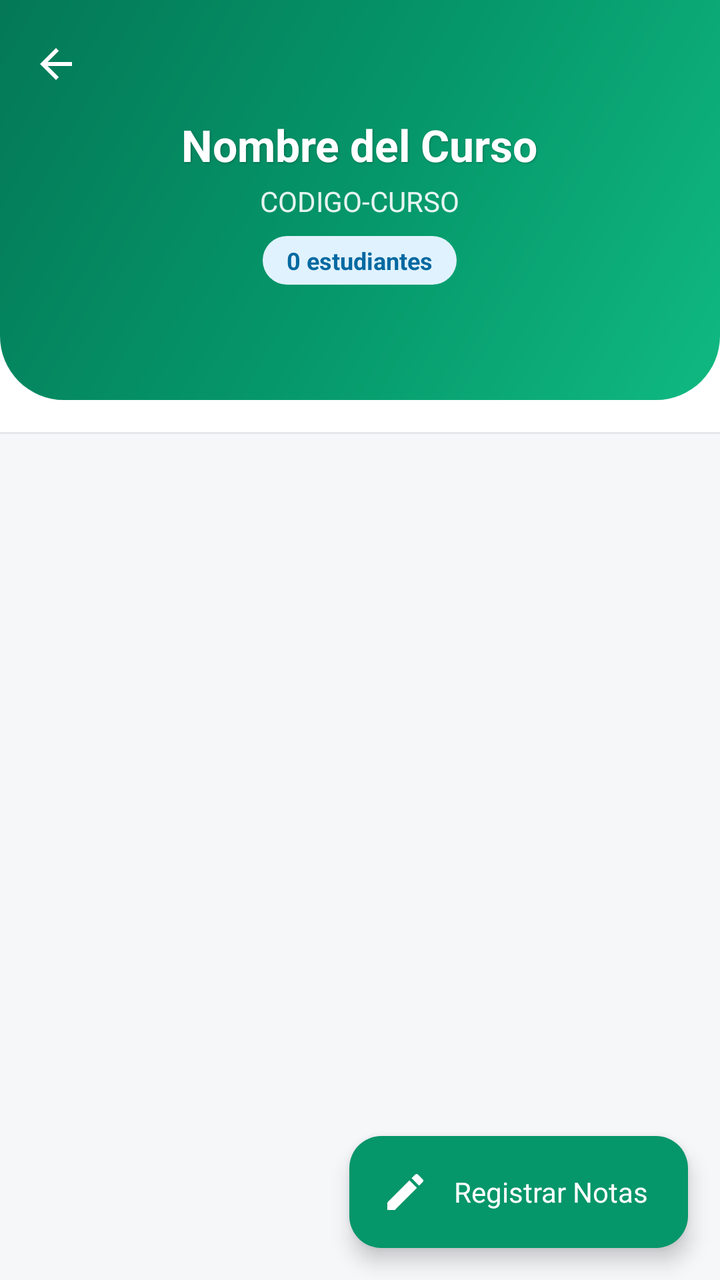
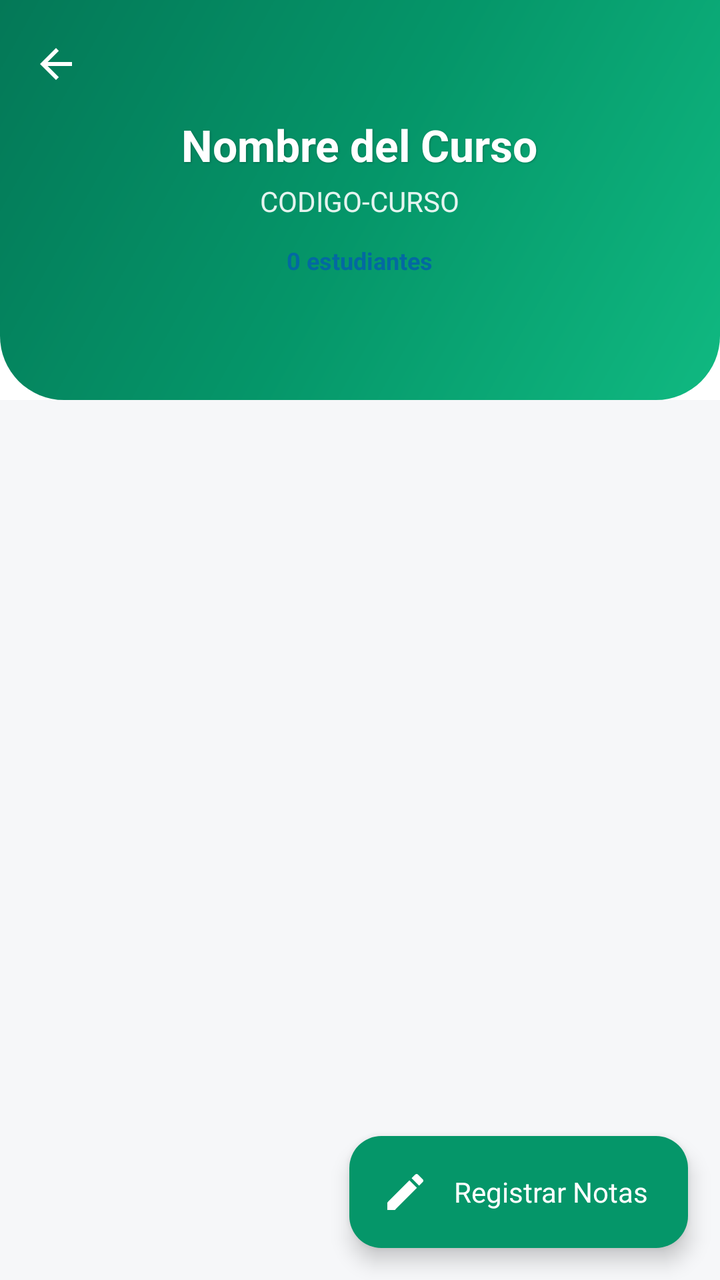

Screens rendered from an Android XML layout before and after an edit, with the pre-edit source and the edit as a unified diff.
<!-- AndroidManifest.xml: application theme Theme.BienestarUPC -->
<!-- res/layout/activity_course_detail.xml -->
<?xml version="1.0" encoding="utf-8"?>
<androidx.coordinatorlayout.widget.CoordinatorLayout
    xmlns:android="http://schemas.android.com/apk/res/android"
    xmlns:app="http://schemas.android.com/apk/res-auto"
    android:layout_width="match_parent"
    android:layout_height="match_parent"
    android:background="@color/background_gray">

    <com.google.android.material.appbar.AppBarLayout
        android:id="@+id/app_bar"
        android:layout_width="match_parent"
        android:layout_height="wrap_content"
        android:fitsSystemWindows="true">

        <com.google.android.material.appbar.CollapsingToolbarLayout
            android:id="@+id/collapsing_toolbar"
            android:layout_width="match_parent"
            android:layout_height="200dp"
            android:fitsSystemWindows="true"
            app:contentScrim="@color/green_primary"
            app:expandedTitleMarginStart="16dp"
            app:expandedTitleMarginEnd="16dp"
            app:expandedTitleTextAppearance="@style/TextAppearance.Material3.HeadlineMedium"
            app:collapsedTitleTextAppearance="@style/TextAppearance.Material3.TitleMedium"
            app:layout_scrollFlags="scroll|exitUntilCollapsed">

            <ImageView
                android:layout_width="match_parent"
                android:layout_height="match_parent"
                android:scaleType="centerCrop"
                android:src="@drawable/gradient_header"
                app:layout_collapseMode="parallax" />

            <LinearLayout
                android:layout_width="match_parent"
                android:layout_height="wrap_content"
                android:orientation="vertical"
                android:layout_gravity="center"
                android:gravity="center"
                android:padding="24dp"
                app:layout_collapseMode="parallax">

                <TextView
                    android:id="@+id/txt_curso_nombre"
                    android:layout_width="wrap_content"
                    android:layout_height="wrap_content"
                    android:text="Nombre del Curso"
                    android:textColor="@color/white"
                    android:textSize="22sp"
                    android:textStyle="bold"
                    android:textAlignment="center"
                    android:shadowColor="#40000000"
                    android:shadowDx="1"
                    android:shadowDy="1"
                    android:shadowRadius="2" />

                <TextView
                    android:id="@+id/txt_curso_codigo"
                    android:layout_width="wrap_content"
                    android:layout_height="wrap_content"
                    android:layout_marginTop="4dp"
                    android:text="CODIGO-CURSO"
                    android:textColor="@color/white"
                    android:alpha="0.9"
                    android:textSize="14sp" />

                <TextView
                    android:id="@+id/txt_curso_estudiantes"
                    android:layout_width="wrap_content"
                    android:layout_height="wrap_content"
                    android:layout_marginTop="8dp"
                    android:text="0 estudiantes"
                    android:background="@drawable/badge_info"
                    android:textColor="@color/info_text"
                    android:paddingHorizontal="12dp"
                    android:paddingVertical="4dp"
                    android:textSize="12sp"
                    android:textStyle="bold" />
            </LinearLayout>

            <com.google.android.material.appbar.MaterialToolbar
                android:id="@+id/toolbar"
                android:layout_width="match_parent"
                android:layout_height="?attr/actionBarSize"
                app:layout_collapseMode="pin"
                app:navigationIcon="@drawable/ic_arrow_back"
                app:navigationIconTint="@color/white" />

        </com.google.android.material.appbar.CollapsingToolbarLayout>
    </com.google.android.material.appbar.AppBarLayout>

    <LinearLayout
        android:layout_width="match_parent"
        android:layout_height="match_parent"
        android:orientation="vertical"
        app:layout_behavior="@string/appbar_scrolling_view_behavior">

        
        <HorizontalScrollView
            android:id="@+id/scroll_cortes"
            android:layout_width="match_parent"
            android:layout_height="wrap_content"
            android:paddingHorizontal="16dp"
            android:paddingVertical="8dp"
            android:scrollbars="none"
            android:background="@color/white">

            <com.google.android.material.chip.ChipGroup
                android:id="@+id/chip_group_cortes"
                android:layout_width="wrap_content"
                android:layout_height="wrap_content"
                app:singleSelection="true"
                app:selectionRequired="true" />
        </HorizontalScrollView>

        <View
            android:layout_width="match_parent"
            android:layout_height="1dp"
            android:background="@color/divider_color" />

        
        <androidx.recyclerview.widget.RecyclerView
            android:id="@+id/recycler_estudiantes"
            android:layout_width="match_parent"
            android:layout_height="match_parent"
            android:clipToPadding="false"
            android:paddingBottom="80dp" />
    </LinearLayout>

    <com.google.android.material.progressindicator.CircularProgressIndicator
        android:id="@+id/progress_detail"
        android:layout_width="wrap_content"
        android:layout_height="wrap_content"
        android:layout_gravity="center"
        android:indeterminate="true"
        android:visibility="gone"
        app:indicatorColor="@color/green_primary" />

    <com.google.android.material.floatingactionbutton.ExtendedFloatingActionButton
        android:id="@+id/fab_registrar_notas"
        android:layout_width="wrap_content"
        android:layout_height="wrap_content"
        android:layout_margin="16dp"
        android:layout_gravity="bottom|end"
        android:text="Registrar Notas"
        android:textColor="@color/white_card"
        app:backgroundTint="@color/green_primary"
        app:icon="@drawable/ic_edit"
        app:iconTint="@color/white_card" />

</androidx.coordinatorlayout.widget.CoordinatorLayout>
<!-- resources referenced by this layout -->
<resources>
  <color name="background_gray">#F6F7F9</color>
  <color name="divider_color">#E5E7EB</color>
  <color name="green_primary">#059669</color>
  <color name="info_text">#0369A1</color>
  <color name="white">#FFFFFF</color>
  <color name="white_card">#FFFFFF</color>
  <!-- drawable badge_info (drawable) -->
  <?xml version="1.0" encoding="utf-8"?>
  <shape xmlns:android="http://schemas.android.com/apk/res/android"
      android:shape="rectangle">
      <solid android:color="@color/info_bg" />
      <corners android:radius="20dp" />
  </shape>
  <!-- drawable ic_arrow_back (drawable) -->
  <?xml version="1.0" encoding="utf-8"?>
  <vector xmlns:android="http://schemas.android.com/apk/res/android"
      android:width="24dp" android:height="24dp"
      android:viewportWidth="24" android:viewportHeight="24">
      <path
          android:fillColor="#FF000000"
          android:pathData="M20,11H7.83l5.59,-5.59L12,4l-8,8 8,8 1.41,-1.41L7.83,13H20v-2z"/>
  </vector>
  <color name="info_bg">#E0F2FE</color>
  <color name="green_primary_dark">#047857</color>
  <color name="green_container">#D1FAE5</color>
  <color name="on_primary_container">#053B2A</color>
  <color name="teal_primary">#0D9488</color>
  <color name="teal_light">#CCFBF1</color>
  <color name="text_primary">#111827</color>
  <color name="text_secondary">#6B7280</color>
  <color name="surface_container_low">#F8FAFC</color>
  <color name="surface_container">#EFF2F5</color>
  <color name="surface_container_high">#E7EAEE</color>
  <color name="surface_container_highest">#DEE2E8</color>
  <color name="surface_outline">#C9CFD8</color>
  <color name="surface_outline_variant">#E4E7EC</color>
  <color name="error_text">#DC2626</color>
  <style name="Widget.BienestarUPC.Card" parent="Widget.Material3.CardView.Elevated">
          <item name="cardCornerRadius">20dp</item>
          <item name="cardElevation">1dp</item>
          <item name="cardBackgroundColor">@color/white_card</item>
          <item name="strokeColor">@color/stroke_color</item>
          <item name="strokeWidth">1dp</item>
          <item name="rippleColor">@color/green_light</item>
      </style>
  <style name="Widget.BienestarUPC.Chip" parent="Widget.Material3.Chip.Filter">
          <item name="chipCornerRadius">20dp</item>
          <item name="chipMinHeight">36dp</item>
          <item name="chipBackgroundColor">@color/chip_bg</item>
          <item name="android:textColor">@color/chip_text</item>
          <item name="chipStrokeWidth">1dp</item>
          <item name="chipStrokeColor">@color/stroke_color</item>
      </style>
  <style name="ThemeOverlay.BienestarUPC.MaterialAlertDialog" parent="ThemeOverlay.Material3.MaterialAlertDialog">
          <item name="shapeAppearanceOverlay">@style/ShapeAppearance.BienestarUPC.Dialog</item>
          <item name="colorSecondary">@color/green_primary</item>
      </style>
  <style name="Widget.BienestarUPC.Snackbar" parent="Widget.Material3.Snackbar">
          <item name="backgroundTint">@color/text_primary</item>
          <item name="android:textColor">@color/white_card</item>
          <item name="shapeAppearanceOverlay">@style/ShapeAppearance.BienestarUPC.Snackbar</item>
      </style>
  <color name="gray_medium">#9CA3AF</color>
  <color name="stroke_color">#EDEFF2</color>
  <color name="green_light">#D1FAE5</color>
  <color name="nav_background">#FFFFFF</color>
  <color name="chip_bg">#F3F4F6</color>
  <color name="chip_text">#111827</color>
  <style name="ShapeAppearance.BienestarUPC.Dialog" parent="ShapeAppearance.Material3.LargeComponent">
          <item name="cornerSize">24dp</item>
      </style>
  <style name="ShapeAppearance.BienestarUPC.Snackbar" parent="ShapeAppearance.Material3.MediumComponent">
          <item name="cornerFamily">rounded</item>
          <item name="cornerSize">14dp</item>
      </style>
  <!-- unchanged entries left out for length: 6 -->
</resources>

<!-- the commit's change to res/layout/activity_course_detail.xml (unified diff, before → after) -->
@@ -4,7 +4,7 @@
     xmlns:app="http://schemas.android.com/apk/res-auto"
     android:layout_width="match_parent"
     android:layout_height="match_parent"
-    android:background="@color/background_gray">
+   >
 
     <com.google.android.material.appbar.AppBarLayout
         android:id="@+id/app_bar"
@@ -24,7 +24,7 @@
             app:collapsedTitleTextAppearance="@style/TextAppearance.Material3.TitleMedium"
             app:layout_scrollFlags="scroll|exitUntilCollapsed">
 
-            <ImageView
+            <ImageView android:contentDescription="@null"
                 android:layout_width="match_parent"
                 android:layout_height="match_parent"
                 android:scaleType="centerCrop"
@@ -70,7 +70,7 @@
                     android:layout_height="wrap_content"
                     android:layout_marginTop="8dp"
                     android:text="0 estudiantes"
-                    android:background="@drawable/badge_info"
+                   
                     android:textColor="@color/info_text"
                     android:paddingHorizontal="12dp"
                     android:paddingVertical="4dp"
@@ -103,7 +103,7 @@
             android:paddingHorizontal="16dp"
             android:paddingVertical="8dp"
             android:scrollbars="none"
-            android:background="@color/white">
+           >
 
             <com.google.android.material.chip.ChipGroup
                 android:id="@+id/chip_group_cortes"
@@ -116,7 +116,7 @@
         <View
             android:layout_width="match_parent"
             android:layout_height="1dp"
-            android:background="@color/divider_color" />
+            />
 
         
         <androidx.recyclerview.widget.RecyclerView
<!-- resource entries referenced after the edit -->
@@ -1,18 +1,10 @@
 <!-- resources referenced by this layout -->
 <resources>
   <color name="background_gray">#F6F7F9</color>
-  <color name="divider_color">#E5E7EB</color>
   <color name="green_primary">#059669</color>
   <color name="info_text">#0369A1</color>
   <color name="white">#FFFFFF</color>
   <color name="white_card">#FFFFFF</color>
-  <!-- drawable badge_info (drawable) -->
-  <?xml version="1.0" encoding="utf-8"?>
-  <shape xmlns:android="http://schemas.android.com/apk/res/android"
-      android:shape="rectangle">
-      <solid android:color="@color/info_bg" />
-      <corners android:radius="20dp" />
-  </shape>
   <!-- drawable ic_arrow_back (drawable) -->
   <?xml version="1.0" encoding="utf-8"?>
   <vector xmlns:android="http://schemas.android.com/apk/res/android"
@@ -22,7 +14,6 @@
           android:fillColor="#FF000000"
           android:pathData="M20,11H7.83l5.59,-5.59L12,4l-8,8 8,8 1.41,-1.41L7.83,13H20v-2z"/>
   </vector>
-  <color name="info_bg">#E0F2FE</color>
   <color name="green_primary_dark">#047857</color>
   <color name="green_container">#D1FAE5</color>
   <color name="on_primary_container">#053B2A</color>
